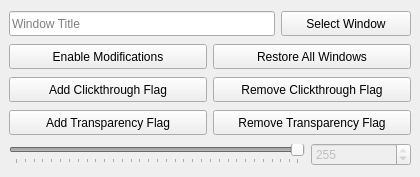
Before: the Qt Designer form source/main_window_dialog.ui in PsychedelicShayna/overlayer, drawn with Qt 5.
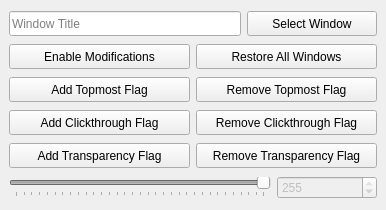
After: the same form once the commit is applied.

Commit message:
Added topmost support, and improved code.
Buttons for adding and removing the topmost flag have now been added, and some minor structural improvements have been made to the code.

What changed in the file:
```diff
--- a/source/main_window_dialog.ui
+++ b/source/main_window_dialog.ui
@@ -6,8 +6,8 @@
    <rect>
     <x>0</x>
     <y>0</y>
-    <width>420</width>
-    <height>177</height>
+    <width>386</width>
+    <height>210</height>
    </rect>
   </property>
   <property name="sizePolicy">
@@ -105,6 +105,36 @@
       </item>
      </layout>
     </item>
+    <item>
+     <layout class="QHBoxLayout" name="horizontalLayout_5">
+      <item>
+       <widget class="QPushButton" name="pushButtonAddTopmostFlag">
+        <property name="minimumSize">
+         <size>
+          <width>180</width>
+          <height>25</height>
+         </size>
+        </property>
+        <property name="text">
+         <string>Add Topmost Flag</string>
+        </property>
+       </widget>
+      </item>
+      <item>
+       <widget class="QPushButton" name="pushButtonRemoveTopmostFlag">
+        <property name="minimumSize">
+         <size>
+          <width>180</width>
+          <height>25</height>
+         </size>
+        </property>
+        <property name="text">
+         <string>Remove Topmost Flag</string>
+        </property>
+       </widget>
+      </item>
+     </layout>
+    </item>
     <item>
      <layout class="QHBoxLayout" name="horizontalLayout_3">
       <item>
```
The commit also changes 4 other files.
